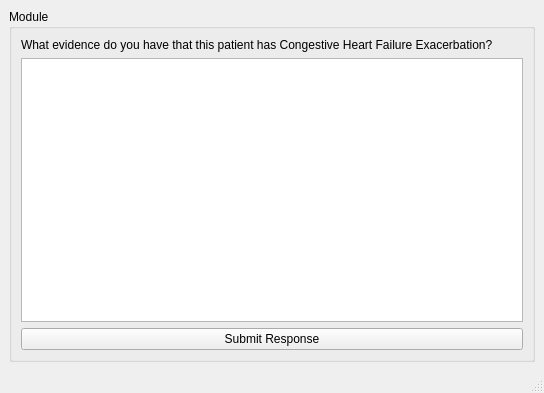
Old version of the form ui/concept.ui in the repository JohnCiubuc/MAENI-ChatGPT.
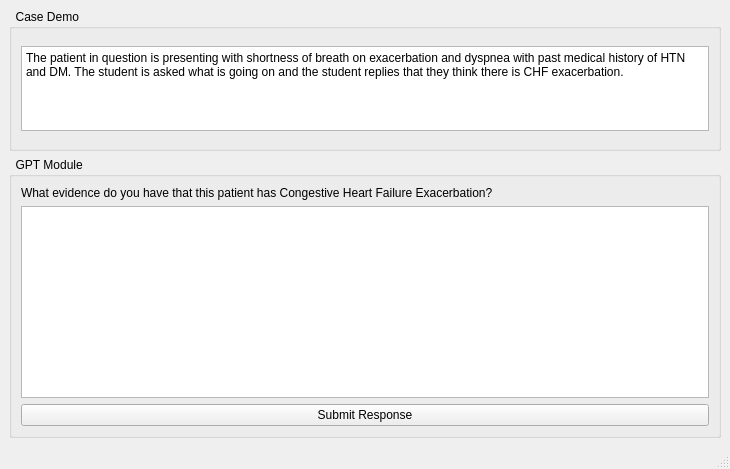
New version of the form.

Commit message: concept demo is workingn

Diff of the .ui file:
```diff
--- a/ui/concept.ui
+++ b/ui/concept.ui
@@ -6,8 +6,8 @@
    <rect>
     <x>0</x>
     <y>0</y>
-    <width>544</width>
-    <height>393</height>
+    <width>730</width>
+    <height>469</height>
    </rect>
   </property>
   <property name="windowTitle">
@@ -15,12 +15,12 @@
   </property>
   <widget class="QWidget" name="centralwidget">
    <layout class="QGridLayout" name="gridLayout">
-    <item row="0" column="0">
+    <item row="1" column="0">
      <layout class="QVBoxLayout" name="verticalLayout">
       <item>
        <widget class="QGroupBox" name="groupBox">
         <property name="title">
-         <string>Module</string>
+         <string>  GPT Module</string>
         </property>
         <layout class="QVBoxLayout" name="verticalLayout_2">
          <item>
@@ -28,6 +28,9 @@
            <property name="text">
             <string>What evidence do you have that this patient has Congestive Heart Failure Exacerbation?</string>
            </property>
+           <property name="wordWrap">
+            <bool>true</bool>
+           </property>
           </widget>
          </item>
          <item>
@@ -45,6 +48,37 @@
       </item>
      </layout>
     </item>
+    <item row="0" column="0">
+     <widget class="QGroupBox" name="groupBox_2">
+      <property name="title">
+       <string>  Case Demo</string>
+      </property>
+      <layout class="QFormLayout" name="formLayout">
+       <item row="0" column="0" colspan="2">
+        <widget class="QPlainTextEdit" name="plainTextEdit_2">
+         <property name="minimumSize">
+          <size>
+           <width>0</width>
+           <height>85</height>
+          </size>
+         </property>
+         <property name="maximumSize">
+          <size>
+           <width>16777215</width>
+           <height>85</height>
+          </size>
+         </property>
+         <property name="readOnly">
+          <bool>true</bool>
+         </property>
+         <property name="plainText">
+          <string>The patient in question is presenting with shortness of breath on exacerbation and dyspnea with past medical history of HTN and DM. The student is asked what is going on and the student replies that they think there is CHF exacerbation.</string>
+         </property>
+        </widget>
+       </item>
+      </layout>
+     </widget>
+    </item>
    </layout>
   </widget>
   <widget class="QMenuBar" name="menubar">
```
Left out of the diff: 4 changed lines with no effect on the pictures. The commit also changes 2 other files.
